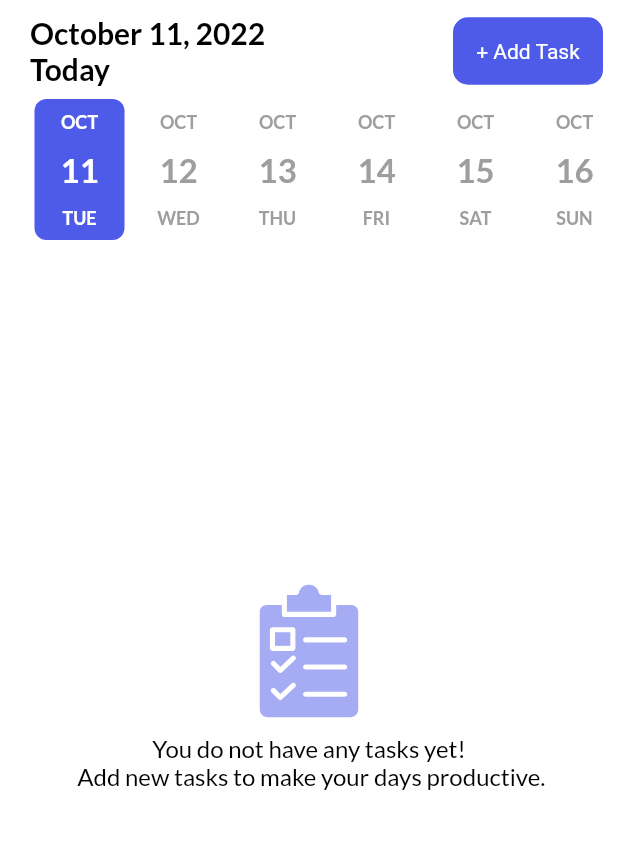
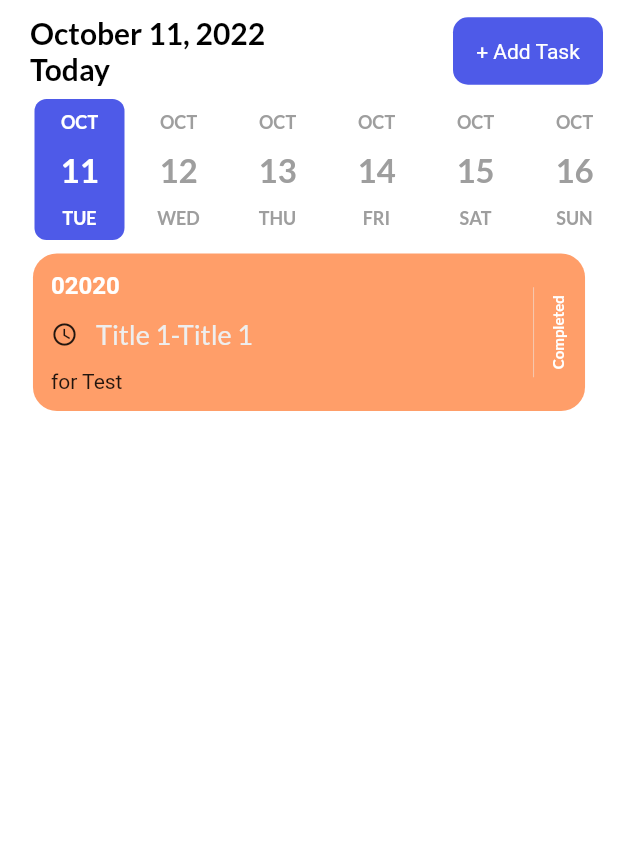
Before and after one commit to mahirAbdAlazimMokhtar/update_to_do_app, a Flutter app: the screen it shows after launch, on a phone screen of 412 x 824 dp, the part 84-933 px from its top. Run offline on Flutter 3.47's test engine with Material 2 defaults, Android fonts, the phone set to English and light mode, and no system bars; drawn by our look-alikes of date_picker_timeline; our stand-ins replace flutter_local_notifications, flutter_svg, get, get_storage, google_fonts, timezone.

Commit message:
create task tile , add constructor to class task

```diff
--- a/lib/home_screen.dart
+++ b/lib/home_screen.dart
@@ -4,6 +4,7 @@ import 'package:flutter_svg/flutter_svg.dart';
 import 'package:get/get.dart';
 import 'package:google_fonts/google_fonts.dart';
 import 'package:intl/intl.dart';
+import 'package:todo/models/task.dart';
 import 'package:todo/services/notification_services.dart';
 import 'package:todo/services/theme_services.dart';
 import 'package:todo/ui/pages/add_task_page.dart';
@@ -12,6 +13,7 @@ import 'package:todo/ui/size_config.dart';
 import 'package:todo/ui/theme.dart';
 import 'package:todo/ui/widgets/button.dart';
 import 'package:todo/ui/widgets/input_field.dart';
+import 'package:todo/ui/widgets/task_tile.dart';
 
 import 'controllers/task_controller.dart';
 
@@ -39,8 +41,7 @@ class _HomeScreenState extends State<HomeScreen> {
     return Scaffold(
       backgroundColor: context.theme.backgroundColor,
       appBar: buildAppBar(),
-      body: Container(
-        child: SingleChildScrollView(
+      body: SingleChildScrollView(
         child: Column(
           mainAxisAlignment: MainAxisAlignment.center,
           crossAxisAlignment: CrossAxisAlignment.center,
@@ -52,7 +53,6 @@ class _HomeScreenState extends State<HomeScreen> {
             ),
             _showTasks(),
           ],
-          ),
         ),
       ),
     );
@@ -153,8 +153,17 @@ class _HomeScreenState extends State<HomeScreen> {
   }
 
   _showTasks() {
-    return _noTaskMsg();
+    return TaskTile(Task(
+      id:5,
+      title: '02020',
+      note:'for Test',
+      isCompleted:4,
+      startTime:'Title 1',
+      endTime:'Title 1',
+      color:2,
+    ));
   }
+
 
   _noTaskMsg() {
     return Stack(
@@ -193,4 +202,9 @@ class _HomeScreenState extends State<HomeScreen> {
       ],
     );
   }
+
+  _buildBottomSheet({required String label ,required Function()onTap,
+  required Color clr ,bool isClose = false }){
+    return Container();
   }
+}
--- a/lib/models/task.dart
+++ b/lib/models/task.dart
@@ -5,8 +5,13 @@ class Task {
   int? isCompleted;
   String? date;
   String? startTime;
+
   String? endTime;
   int? color;
   int? remind;
   String? repeat;
+
+  Task({this.id, this.title, this.note, this.isCompleted, this.date,
+    this.startTime, this.endTime, this.color, this.remind, this.repeat});
+
 }
--- a/lib/ui/widgets/task_tile.dart
+++ b/lib/ui/widgets/task_tile.dart
@@ -1,10 +1,109 @@
 import 'package:flutter/material.dart';
+import 'package:google_fonts/google_fonts.dart';
+import 'package:todo/ui/size_config.dart';
+import '../../ui/theme.dart';
+
+import '../../models/task.dart';
 
 class TaskTile extends StatelessWidget {
-  const TaskTile({Key? key}) : super(key: key);
+  const TaskTile(this.task, {Key? key,  }) : super(key: key);
+  final Task task;
 
   @override
   Widget build(BuildContext context) {
-    return Container();
+    return Container(
+      padding: EdgeInsets.symmetric(
+          horizontal: getProportionateScreenWidth(
+              SizeConfig.orientation == Orientation.landscape ? 4 : 20)),
+      width: SizeConfig.orientation == Orientation.landscape
+          ? SizeConfig.screenWidth / 2
+          : SizeConfig.screenWidth,
+      margin: EdgeInsets.only(bottom: getProportionateScreenHeight(12)),
+      child: Container(
+        padding: const EdgeInsets.all(12),
+        decoration: BoxDecoration(
+            borderRadius: BorderRadius.circular(16),
+            color: _getBGClr(task.color)),
+        child: Row(
+          children: [
+            Expanded(
+              child: SingleChildScrollView(
+                child: Column(
+                  crossAxisAlignment: CrossAxisAlignment.start,
+                  children: [
+                    Text(
+                      task.title.toString(),
+                      style: const TextStyle(
+                          color: Colors.white,
+                          fontSize: 16,
+                          fontWeight: FontWeight.bold),
+                    ),
+                    const SizedBox(
+                      height: 12,
+                    ),
+                    Row(
+                      crossAxisAlignment: CrossAxisAlignment.center,
+                      children: [
+                        Icon(
+                          Icons.access_time_outlined,
+                          color: Colors.grey[20],
+                          size: 18,
+                        ),
+                        const SizedBox(
+                          width: 12,
+                        ),
+                        Text('${task.startTime}-${task.endTime}',
+                            style: GoogleFonts.lato(
+                              textStyle: TextStyle(
+                                color: Colors.grey[200],
+                                fontSize: 18,
+                              ),
+                            )),
+                      ],
+                    ),
+                    const SizedBox(
+                      height: 12,
+                    ),
+                    Text(task.note.toString())
+                  ],
+                ),
+              ),
+            ),
+            Container(
+              margin: const EdgeInsets.symmetric(horizontal: 10),
+              height: 60,
+              width: 0.5,
+              color: Colors.grey[200]!.withOpacity(0.7),
+            ),
+            RotatedBox(
+              quarterTurns: 3,
+              child: Text(
+                task.isCompleted == 0 ? 'TODO' : 'Completed',
+                style: GoogleFonts.lato(
+                  textStyle: const TextStyle(
+                    color: Colors.white,
+                    fontSize: 10,
+                    fontWeight: FontWeight.bold,
+                  ),
+                ),
+              ),
+            )
+          ],
+        ),
+      ),
+    );
+  }
+
+  _getBGClr(int? color) {
+    switch (color) {
+      case 0:
+        return bluishClr;
+      case 1:
+        return pinkClr;
+      case 2:
+        return orangeClr;
+      default:
+        return bluishClr;
+    }
   }
 }
```
Lines whose indentation alone changed are shown as unchanged.
